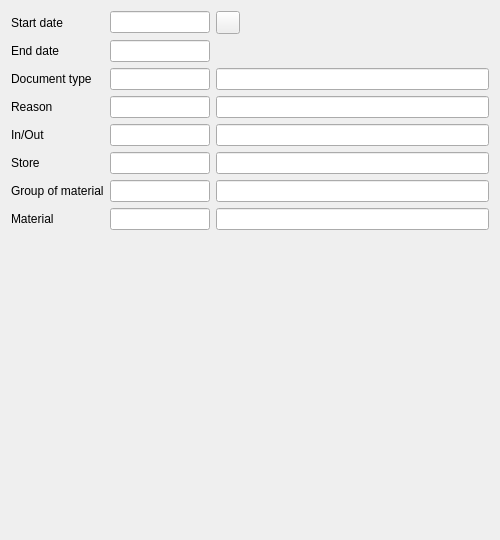
Qt form Reports/cr5goodsmovementfilter.ui (End1-1/Cafe5) before a commit.
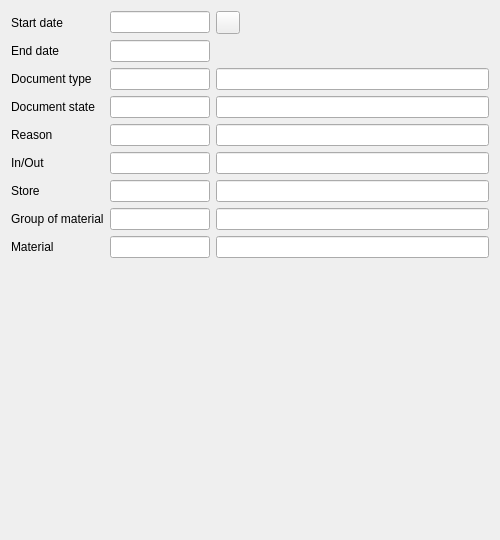
The same form after that commit. Icons and pictures are not drawn. Custom widgets are drawn as their Qt base class.

```diff
--- a/Reports/cr5goodsmovementfilter.ui
+++ b/Reports/cr5goodsmovementfilter.ui
@@ -14,13 +14,6 @@
    <string>Form</string>
   </property>
   <layout class="QGridLayout" name="gridLayout">
-   <item row="0" column="0">
-    <widget class="QLabel" name="label">
-     <property name="text">
-      <string>Start date</string>
-     </property>
-    </widget>
-   </item>
    <item row="0" column="1">
     <widget class="C5DateEdit" name="deStart">
      <property name="minimumSize">
@@ -40,32 +33,8 @@
      </property>
     </widget>
    </item>
-   <item row="0" column="2">
-    <widget class="QToolButton" name="toolButton">
-     <property name="focusPolicy">
-      <enum>Qt::NoFocus</enum>
-     </property>
-     <property name="text">
-      <string/>
-     </property>
-     <property name="icon">
-      <iconset resource="../resources/res.qrc">
-       <normaloff>:/pushpin.png</normaloff>:/pushpin.png</iconset>
-     </property>
-     <property name="FixDate" stdset="0">
-      <bool>true</bool>
-     </property>
-    </widget>
-   </item>
-   <item row="1" column="0">
-    <widget class="QLabel" name="label_2">
-     <property name="text">
-      <string>End date</string>
-     </property>
-    </widget>
-   </item>
-   <item row="1" column="1">
-    <widget class="C5DateEdit" name="deEnd">
+   <item row="4" column="1">
+    <widget class="C5LineEditWithSelector" name="leReason">
      <property name="minimumSize">
       <size>
        <width>100</width>
@@ -79,7 +48,14 @@
       </size>
      </property>
      <property name="FilterName" stdset="0">
-      <string>date2</string>
+      <string>reason</string>
+     </property>
+    </widget>
+   </item>
+   <item row="4" column="0">
+    <widget class="QLabel" name="label_8">
+     <property name="text">
+      <string>Reason</string>
      </property>
     </widget>
    </item>
@@ -90,6 +66,51 @@
      </property>
     </widget>
    </item>
+   <item row="1" column="1">
+    <widget class="C5DateEdit" name="deEnd">
+     <property name="minimumSize">
+      <size>
+       <width>100</width>
+       <height>0</height>
+      </size>
+     </property>
+     <property name="maximumSize">
+      <size>
+       <width>100</width>
+       <height>16777215</height>
+      </size>
+     </property>
+     <property name="FilterName" stdset="0">
+      <string>date2</string>
+     </property>
+    </widget>
+   </item>
+   <item row="4" column="3">
+    <widget class="C5LineEdit" name="leReasonName">
+     <property name="enabled">
+      <bool>true</bool>
+     </property>
+     <property name="focusPolicy">
+      <enum>Qt::NoFocus</enum>
+     </property>
+     <property name="readOnly">
+      <bool>true</bool>
+     </property>
+    </widget>
+   </item>
+   <item row="9" column="1">
+    <spacer name="verticalSpacer">
+     <property name="orientation">
+      <enum>Qt::Vertical</enum>
+     </property>
+     <property name="sizeHint" stdset="0">
+      <size>
+       <width>20</width>
+       <height>389</height>
+      </size>
+     </property>
+    </spacer>
+   </item>
    <item row="2" column="1">
     <widget class="C5LineEditWithSelector" name="leDocType">
      <property name="minimumSize">
@@ -109,7 +130,14 @@
      </property>
     </widget>
    </item>
-   <item row="2" column="2">
+   <item row="8" column="0">
+    <widget class="QLabel" name="label_5">
+     <property name="text">
+      <string>Material</string>
+     </property>
+    </widget>
+   </item>
+   <item row="2" column="3">
     <widget class="C5LineEdit" name="leDocTypeName">
      <property name="enabled">
       <bool>true</bool>
@@ -122,15 +150,8 @@
      </property>
     </widget>
    </item>
-   <item row="3" column="0">
-    <widget class="QLabel" name="label_8">
-     <property name="text">
-      <string>Reason</string>
-     </property>
-    </widget>
-   </item>
-   <item row="3" column="1">
-    <widget class="C5LineEditWithSelector" name="leReason">
+   <item row="7" column="1">
+    <widget class="C5LineEditWithSelector" name="leGroup">
      <property name="minimumSize">
       <size>
        <width>100</width>
@@ -144,12 +165,12 @@
       </size>
      </property>
      <property name="FilterName" stdset="0">
-      <string>reason</string>
+      <string>matgroup</string>
      </property>
     </widget>
    </item>
-   <item row="3" column="2">
-    <widget class="C5LineEdit" name="leReasonName">
+   <item row="7" column="3">
+    <widget class="C5LineEdit" name="leGroupName">
      <property name="enabled">
       <bool>true</bool>
      </property>
@@ -161,34 +182,28 @@
      </property>
     </widget>
    </item>
-   <item row="4" column="0">
+   <item row="5" column="0">
     <widget class="QLabel" name="label_3">
      <property name="text">
       <string>In/Out</string>
      </property>
     </widget>
    </item>
-   <item row="4" column="1">
-    <widget class="C5LineEditWithSelector" name="leInOut">
-     <property name="minimumSize">
-      <size>
-       <width>100</width>
-       <height>0</height>
-      </size>
+   <item row="6" column="3">
+    <widget class="C5LineEdit" name="leStoreName">
+     <property name="enabled">
+      <bool>true</bool>
      </property>
-     <property name="maximumSize">
-      <size>
-       <width>100</width>
-       <height>16777215</height>
-      </size>
+     <property name="focusPolicy">
+      <enum>Qt::NoFocus</enum>
      </property>
-     <property name="FilterName" stdset="0">
-      <string>inout</string>
+     <property name="readOnly">
+      <bool>true</bool>
      </property>
     </widget>
    </item>
-   <item row="4" column="2">
-    <widget class="C5LineEdit" name="leInOutName">
+   <item row="8" column="3">
+    <widget class="C5LineEdit" name="leGoodsName">
      <property name="enabled">
       <bool>true</bool>
      </property>
@@ -200,14 +215,7 @@
      </property>
     </widget>
    </item>
-   <item row="5" column="0">
-    <widget class="QLabel" name="label_4">
-     <property name="text">
-      <string>Store</string>
-     </property>
-    </widget>
-   </item>
-   <item row="5" column="1">
+   <item row="6" column="1">
     <widget class="C5LineEditWithSelector" name="leStore">
      <property name="minimumSize">
       <size>
@@ -226,28 +234,15 @@
      </property>
     </widget>
    </item>
-   <item row="5" column="2">
-    <widget class="C5LineEdit" name="leStoreName">
-     <property name="enabled">
-      <bool>true</bool>
-     </property>
-     <property name="focusPolicy">
-      <enum>Qt::NoFocus</enum>
-     </property>
-     <property name="readOnly">
-      <bool>true</bool>
-     </property>
-    </widget>
-   </item>
-   <item row="6" column="0">
+   <item row="7" column="0">
     <widget class="QLabel" name="label_7">
      <property name="text">
       <string>Group of material</string>
      </property>
     </widget>
    </item>
-   <item row="6" column="1">
-    <widget class="C5LineEditWithSelector" name="leGroup">
+   <item row="3" column="1">
+    <widget class="C5LineEditWithSelector" name="leDocState">
      <property name="minimumSize">
       <size>
        <width>100</width>
@@ -261,12 +256,26 @@
       </size>
      </property>
      <property name="FilterName" stdset="0">
-      <string>matgroup</string>
+      <string>docstate</string>
      </property>
     </widget>
    </item>
-   <item row="6" column="2">
-    <widget class="C5LineEdit" name="leGroupName">
+   <item row="1" column="0">
+    <widget class="QLabel" name="label_2">
+     <property name="text">
+      <string>End date</string>
+     </property>
+    </widget>
+   </item>
+   <item row="3" column="0">
+    <widget class="QLabel" name="label_9">
+     <property name="text">
+      <string>Document state</string>
+     </property>
+    </widget>
+   </item>
+   <item row="5" column="3">
+    <widget class="C5LineEdit" name="leInOutName">
      <property name="enabled">
       <bool>true</bool>
      </property>
@@ -278,14 +287,26 @@
      </property>
     </widget>
    </item>
-   <item row="7" column="0">
-    <widget class="QLabel" name="label_5">
-     <property name="text">
-      <string>Material</string>
+   <item row="5" column="1">
+    <widget class="C5LineEditWithSelector" name="leInOut">
+     <property name="minimumSize">
+      <size>
+       <width>100</width>
+       <height>0</height>
+      </size>
+     </property>
+     <property name="maximumSize">
+      <size>
+       <width>100</width>
+       <height>16777215</height>
+      </size>
+     </property>
+     <property name="FilterName" stdset="0">
+      <string>inout</string>
      </property>
     </widget>
    </item>
-   <item row="7" column="1">
+   <item row="8" column="1">
     <widget class="C5LineEditWithSelector" name="leGoods">
      <property name="minimumSize">
       <size>
@@ -304,8 +325,39 @@
      </property>
     </widget>
    </item>
-   <item row="7" column="2">
-    <widget class="C5LineEdit" name="leGoodsName">
+   <item row="0" column="0">
+    <widget class="QLabel" name="label">
+     <property name="text">
+      <string>Start date</string>
+     </property>
+    </widget>
+   </item>
+   <item row="6" column="0">
+    <widget class="QLabel" name="label_4">
+     <property name="text">
+      <string>Store</string>
+     </property>
+    </widget>
+   </item>
+   <item row="0" column="3">
+    <widget class="QToolButton" name="toolButton">
+     <property name="focusPolicy">
+      <enum>Qt::NoFocus</enum>
+     </property>
+     <property name="text">
+      <string/>
+     </property>
+     <property name="icon">
+      <iconset resource="../resources/res.qrc">
+       <normaloff>:/pushpin.png</normaloff>:/pushpin.png</iconset>
+     </property>
+     <property name="FixDate" stdset="0">
+      <bool>true</bool>
+     </property>
+    </widget>
+   </item>
+   <item row="3" column="3">
+    <widget class="C5LineEdit" name="leDocStateName">
      <property name="enabled">
       <bool>true</bool>
      </property>
@@ -317,19 +369,6 @@
      </property>
     </widget>
    </item>
-   <item row="8" column="1">
-    <spacer name="verticalSpacer">
-     <property name="orientation">
-      <enum>Qt::Vertical</enum>
-     </property>
-     <property name="sizeHint" stdset="0">
-      <size>
-       <width>20</width>
-       <height>389</height>
-      </size>
-     </property>
-    </spacer>
-   </item>
   </layout>
  </widget>
  <customwidgets>
@@ -338,16 +377,16 @@
    <extends>QLineEdit</extends>
    <header location="global">c5lineeditwithselector.h</header>
   </customwidget>
-  <customwidget>
-   <class>C5DateEdit</class>
-   <extends>QLineEdit</extends>
-   <header location="global">c5dateedit.h</header>
-  </customwidget>
   <customwidget>
    <class>C5LineEdit</class>
    <extends>QLineEdit</extends>
    <header location="global">c5lineedit.h</header>
   </customwidget>
+  <customwidget>
+   <class>C5DateEdit</class>
+   <extends>QLineEdit</extends>
+   <header location="global">c5dateedit.h</header>
+  </customwidget>
  </customwidgets>
  <tabstops>
   <tabstop>deStart</tabstop>
```
